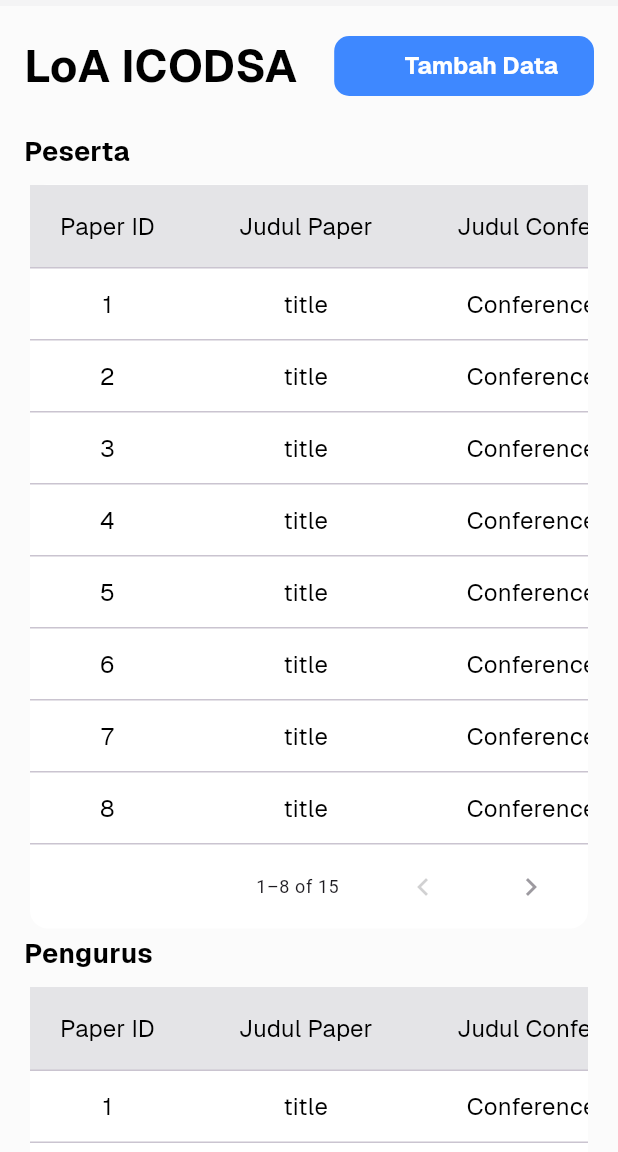
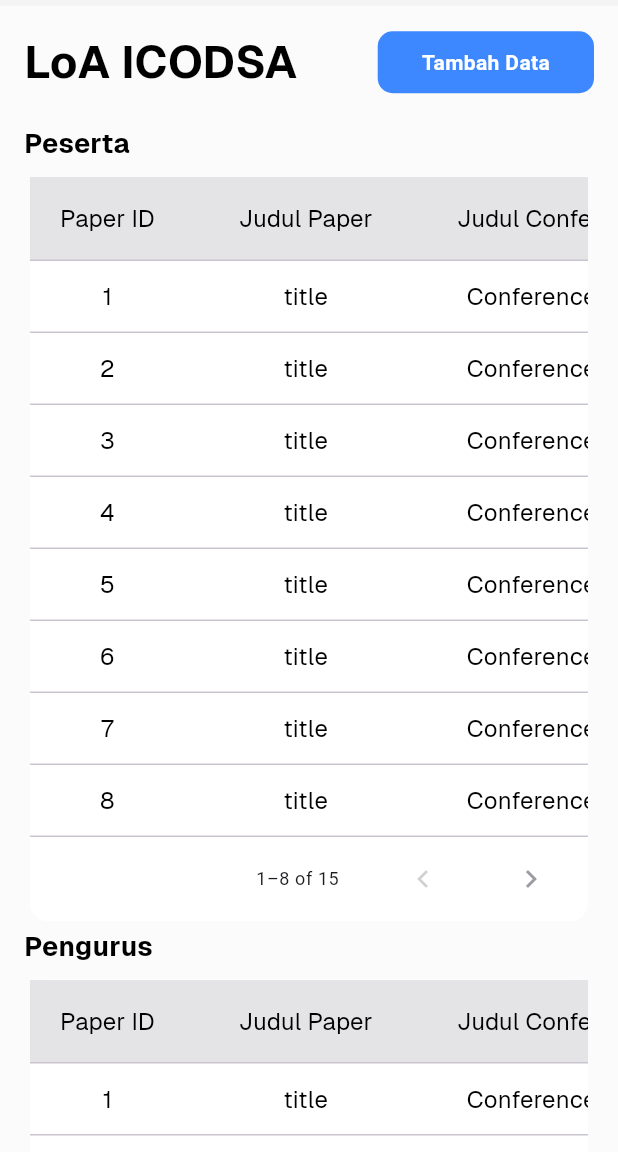
Before and after one commit to MuhammadYaumil1212/SummitDocs, a Flutter app: the FilesLoaScreen screen opened directly, on a phone screen of 412 x 824 dp, the part 84-1236 px from its top. Run offline on Flutter 3.47's test engine with Material 3 defaults, Android fonts, the phone set to English and light mode, and no system bars; our stand-ins replace bloc, dartz, dio, equatable, flutter_bloc, flutter_svg and 5 more; accounts and stored records are empty; project files that could hold a hidden picture were left out.

Commit message:
fix button bug

```diff
--- a/lib/Presentations/LoA/pages/files_loa_screen.dart
+++ b/lib/Presentations/LoA/pages/files_loa_screen.dart
@@ -85,10 +85,11 @@ class _FilesLoaScreenState extends State<FilesLoaScreen> {
           fontWeight: FontWeight.w700,
           fontSize: 30,
         ),
-        AppButton(
+        FileAddButton(
+          onTap: () => _showAddDataDialog(context),
+          color: AppColors.primary,
           text: "Tambah Data",
-          action: () => _showAddDataDialog(context),
-        ),
+        )
       ],
     );
   }
--- a/lib/Presentations/signin/widgets/login_card.dart
+++ b/lib/Presentations/signin/widgets/login_card.dart
@@ -1,3 +1,4 @@
+import 'package:SummitDocs/Presentations/home/pages/home_screen.dart';
 import 'package:flutter/material.dart';
 import 'package:SummitDocs/Presentations/signup/pages/signup_screen.dart';
 import 'package:SummitDocs/commons/widgets/app_button.dart';
@@ -35,6 +36,7 @@ class _LoginCardState extends State<LoginCard> {
   void _validateAndLogin() {
     if (_formKey.currentState!.validate()) {
       print("Login berhasil");
+      AppNavigator.pushAndRemove(context, HomeScreen());
     } else {
       print("Validasi gagal");
       FocusScope.of(context).requestFocus(FocusNode());
--- a/lib/commons/widgets/app_button.dart
+++ b/lib/commons/widgets/app_button.dart
@@ -29,6 +29,7 @@ class AppButton extends StatelessWidget {
     return ElevatedButton(
       onPressed: action,
       style: ElevatedButton.styleFrom(
+        padding: EdgeInsets.zero,
         backgroundColor: backgroundColor ?? Theme.of(context).primaryColor,
         side: BorderSide(color: borderColor ?? Colors.transparent),
         shape: RoundedRectangleBorder(
@@ -51,10 +52,12 @@ class AppButton extends StatelessWidget {
                 ),
               ],
             )
-          : AppText(
-              text: text,
-              fontWeight: fontWeight ?? FontWeight.w700,
-              fontColor: fontColor ?? Colors.white,
+          : Center(
+              child: AppText(
+                text: text,
+                fontWeight: fontWeight ?? FontWeight.w700,
+                fontColor: fontColor ?? Colors.white,
+              ),
             ),
     );
   }
@@ -99,3 +102,43 @@ class ActionButton extends StatelessWidget {
     );
   }
 }
+
+class FileAddButton extends StatelessWidget {
+  final String text;
+  final VoidCallback onTap;
+  final Color color;
+
+  const FileAddButton({
+    Key? key,
+    this.text = "Tambah Data",
+    required this.onTap,
+    this.color = Colors.blue,
+  }) : super(key: key);
+
+  @override
+  Widget build(BuildContext context) {
+    return InkWell(
+      onTap: onTap,
+      child: SizedBox(
+        width: MediaQuery.of(context).size.width * 0.35,
+        height: MediaQuery.of(context).size.width * 0.10,
+        child: Container(
+          decoration: BoxDecoration(
+            color: color,
+            borderRadius: BorderRadius.circular(10),
+          ),
+          padding: const EdgeInsets.all(8.0),
+          child: Center(
+            child: Text(
+              text,
+              style: const TextStyle(
+                fontWeight: FontWeight.w700,
+                color: Colors.white,
+              ),
+            ),
+          ),
+        ),
+      ),
+    );
+  }
+}
--- a/lib/main.dart
+++ b/lib/main.dart
@@ -15,7 +15,7 @@ void main() async {
   setupServiceLocator();
   await AppStorage.init();
   final storage = AppStorage.instance;
-  // storage.put(AppString.TOKEN_KEY, "123");
+  storage.put(AppString.TOKEN_KEY, "123");
   SystemChrome.setPreferredOrientations([DeviceOrientation.portraitUp]);
   runApp(const MyApp());
 }
```
